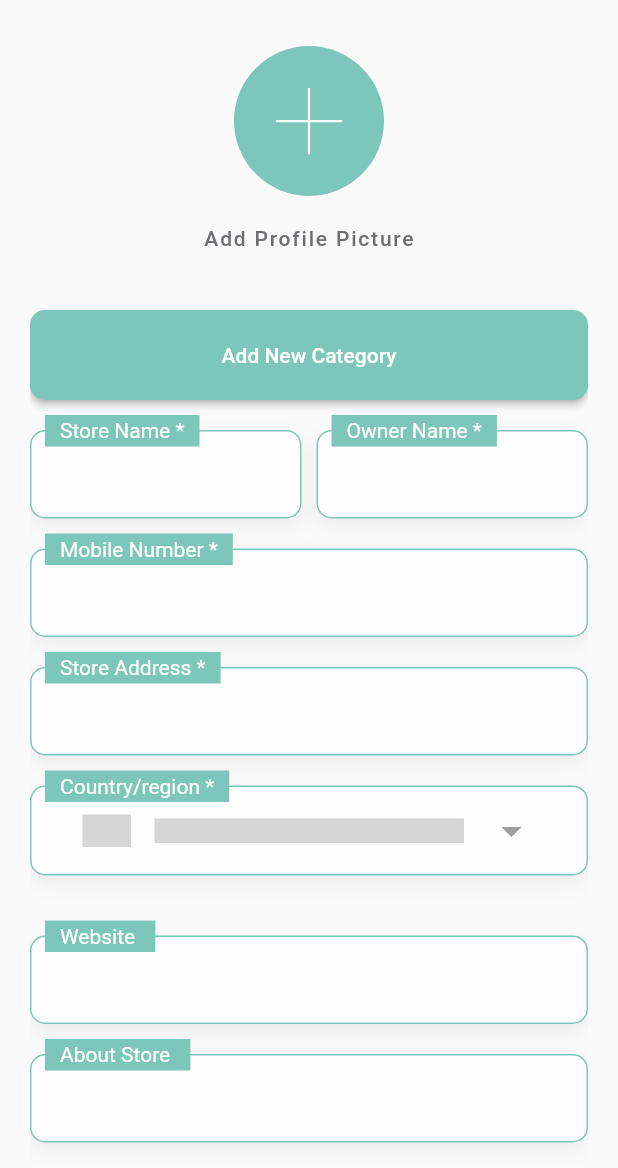
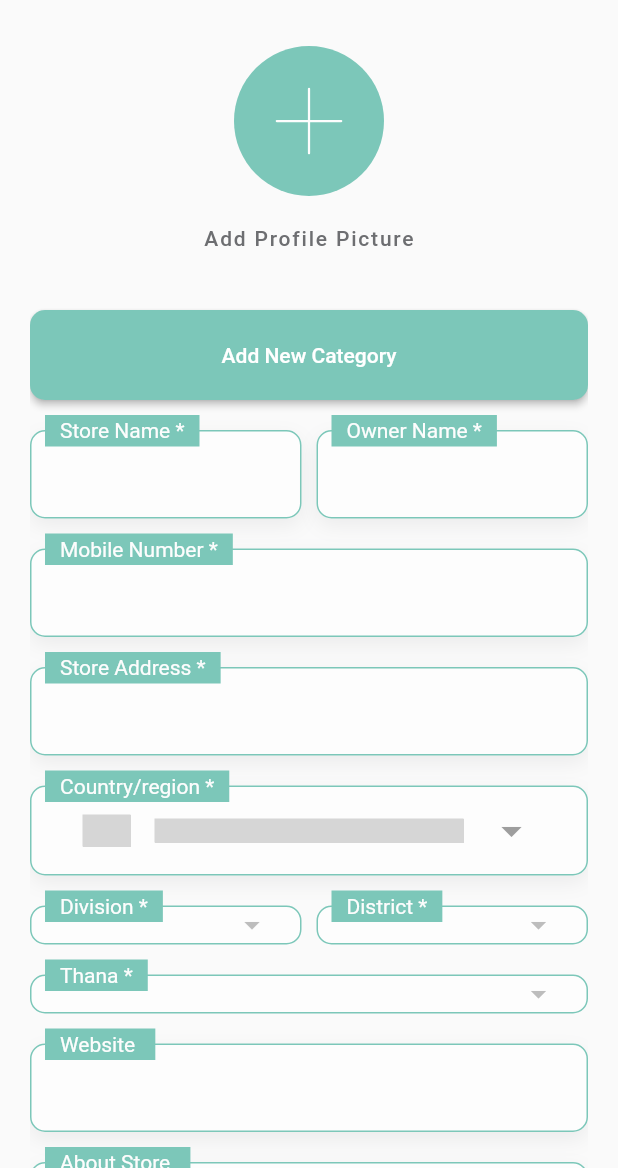
Before and after one commit to mdshadatrahman/customer_info_mobile_app, a Flutter app: the AddProfileView screen opened by its route, on a phone screen of 412 x 824 dp, the part 68-1236 px from its top. Run offline on Flutter 3.47's test engine with Material 2 defaults, Android fonts, the phone set to English and light mode, and no system bars; drawn by our look-alikes of country_code_picker; our stand-ins replace dio, flutter_hooks, flutter_svg, get; network calls fail; grey boxes are pictures that could not be loaded.

Commit message:
thana added to dropdown

```diff
--- /dev/null
+++ b/lib/app/modules/add_profile/components/address_dropdown.dart
@@ -0,0 +1,77 @@
+import 'package:customer_info/app/modules/add_profile/components/add_category_dialog.dart';
+import 'package:customer_info/app/modules/home/controllers/home_controller.dart';
+import 'package:customer_info/uitls/app_colors.dart';
+import 'package:flutter/material.dart';
+import 'package:get/get.dart';
+
+class AddressDropDown extends StatefulWidget {
+  const AddressDropDown({
+    super.key,
+    required this.title,
+  });
+  final String title;
+
+  @override
+  State<AddressDropDown> createState() => _AddressDropDownState();
+}
+
+class _AddressDropDownState extends State<AddressDropDown> {
+  final controller = Get.find<HomeController>();
+  @override
+  Widget build(BuildContext context) {
+    return Stack(
+      clipBehavior: Clip.none,
+      children: [
+        Container(
+          decoration: BoxDecoration(
+            color: AppColors.white,
+            borderRadius: BorderRadius.circular(10),
+            border: Border.all(
+              color: AppColors.primaryColor,
+            ),
+          ),
+          padding: const EdgeInsets.symmetric(
+            horizontal: 20,
+          ),
+          child: DropdownButton(
+            underline: const SizedBox(),
+            isExpanded: true,
+            itemHeight: 60,
+            value: controller.selectedValue.value,
+            items: controller.dropdownList
+                .map(
+                  (e) => DropdownMenuItem(
+                    value: e,
+                    child: Text(e),
+                  ),
+                )
+                .toList(),
+            onChanged: (value) {
+              setState(() {
+                controller.selectedValue.value = value!.toString();
+              });
+            },
+          ),
+        ),
+        Positioned(
+          top: -10,
+          left: 10,
+          child: Container(
+            padding: const EdgeInsets.symmetric(
+              horizontal: 10,
+              vertical: 2.5,
+            ),
+            color: AppColors.primaryColor,
+            child: Text(
+              '${widget.title} *',
+              style: const TextStyle(
+                color: AppColors.white,
+                fontSize: 14,
+              ),
+            ),
+          ),
+        )
+      ],
+    );
+  }
+}
--- a/lib/app/modules/add_profile/components/custom_dropdown.dart
+++ b/lib/app/modules/add_profile/components/category_dropdown.dart
@@ -4,21 +4,18 @@ import 'package:customer_info/uitls/app_colors.dart';
 import 'package:flutter/material.dart';
 import 'package:get/get.dart';
 
-class CustomDropDown extends StatefulWidget {
-  const CustomDropDown({
+class CategoryDropDown extends StatefulWidget {
+  const CategoryDropDown({
     super.key,
     required this.title,
-    // required this.categoryModel,
   });
-
-  // final List<CategoryModel> categoryModel;
   final String title;
 
   @override
-  State<CustomDropDown> createState() => _CustomDropDownState();
+  State<CategoryDropDown> createState() => _CategoryDropDownState();
 }
 
-class _CustomDropDownState extends State<CustomDropDown> {
+class _CategoryDropDownState extends State<CategoryDropDown> {
   final controller = Get.find<HomeController>();
   @override
   Widget build(BuildContext context) {
--- a/lib/app/modules/add_profile/views/add_profile_view.dart
+++ b/lib/app/modules/add_profile/views/add_profile_view.dart
@@ -1,5 +1,6 @@
 import 'package:customer_info/app/modules/add_profile/components/add_category_dialog.dart';
-import 'package:customer_info/app/modules/add_profile/components/custom_dropdown.dart';
+import 'package:customer_info/app/modules/add_profile/components/address_dropdown.dart';
+import 'package:customer_info/app/modules/add_profile/components/category_dropdown.dart';
 import 'package:customer_info/app/modules/add_profile/components/custom_dropdown_with_flag.dart';
 import 'package:customer_info/app/modules/add_profile/components/custom_textfield.dart';
 import 'package:customer_info/uitls/app_colors.dart';
@@ -119,7 +120,7 @@ class AddProfileView extends GetView<AddProfileController> {
                           ),
                         ),
                       )
-                    : const CustomDropDown(
+                    : const CategoryDropDown(
                         title: 'Profile Category',
                       ),
 
@@ -162,43 +163,31 @@ class AddProfileView extends GetView<AddProfileController> {
                 ),
                 const SizedBox(height: 20),
 
-                // Row(
-                //   mainAxisAlignment: MainAxisAlignment.spaceBetween,
-                //   mainAxisSize: MainAxisSize.min,
-                //   children: const [
-                //     Expanded(
-                //       child: CustomDropDown(
-                //         title: 'Division',
-                //         categoryModel: [],
-                //         customCategory: [
-                //           'Dhaka',
-                //           'Chittagong',
-                //           'Khulna',
-                //           'Barisal',
-                //           'Rajshahi',
-                //           'Rangpur',
-                //           'Sylhet',
-                //           'Mymensingh',
-                //         ],
-                //       ),
-                //     ),
-                //     SizedBox(width: 10),
-                //     Expanded(
-                //       child: CustomDropDown(
-                //         title: 'City/area',
-                //         categoryModel: [],
-                //         customCategory: [
-                //           'Chuadanga',
-                //           'Jashore',
-                //           'Kushtia',
-                //           'Magura',
-                //           'Meherpur',
-                //           'Narail',
-                //         ],
-                //       ),
-                //     ),
-                //   ],
-                // ),
+                Row(
+                  mainAxisAlignment: MainAxisAlignment.spaceBetween,
+                  mainAxisSize: MainAxisSize.min,
+                  children: const [
+                    Expanded(
+                      child: AddressDropDown(title: 'Division'),
+                    ),
+                    SizedBox(width: 10),
+                    Expanded(
+                      child: AddressDropDown(title: 'District'),
+                    ),
+                  ],
+                ),
+
+                const SizedBox(height: 20),
+
+                Row(
+                  mainAxisAlignment: MainAxisAlignment.spaceBetween,
+                  mainAxisSize: MainAxisSize.min,
+                  children: const [
+                    Expanded(
+                      child: AddressDropDown(title: 'Thana'),
+                    ),
+                  ],
+                ),
 
                 const SizedBox(height: 20),
                 const CustomTextField(
```
